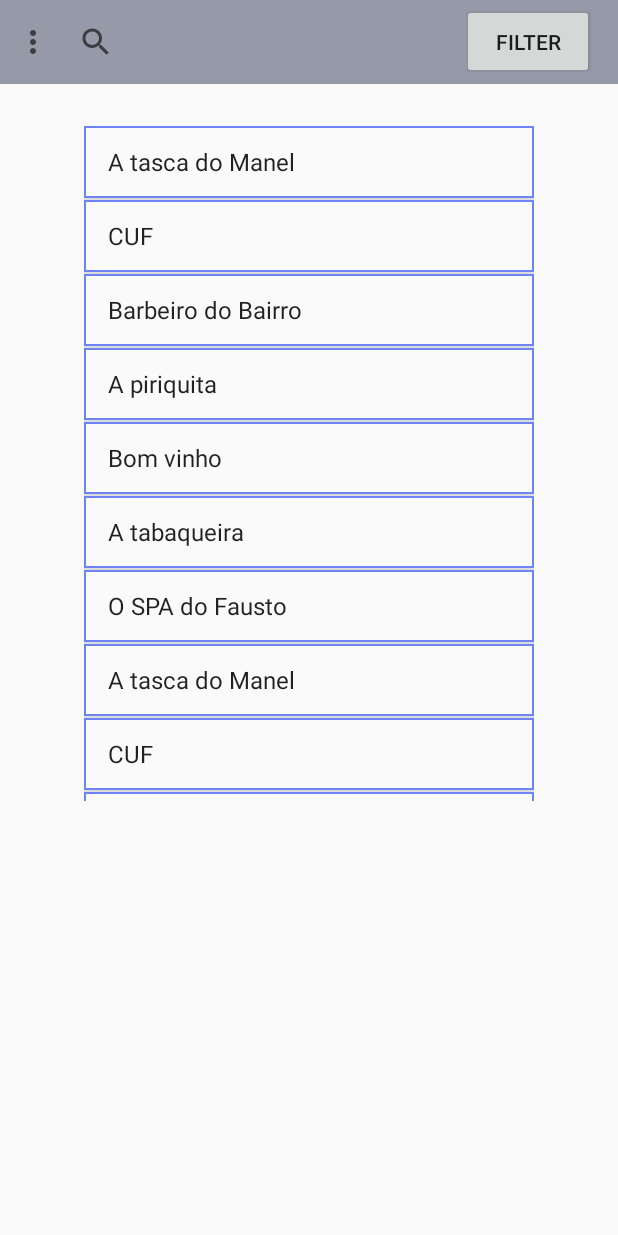
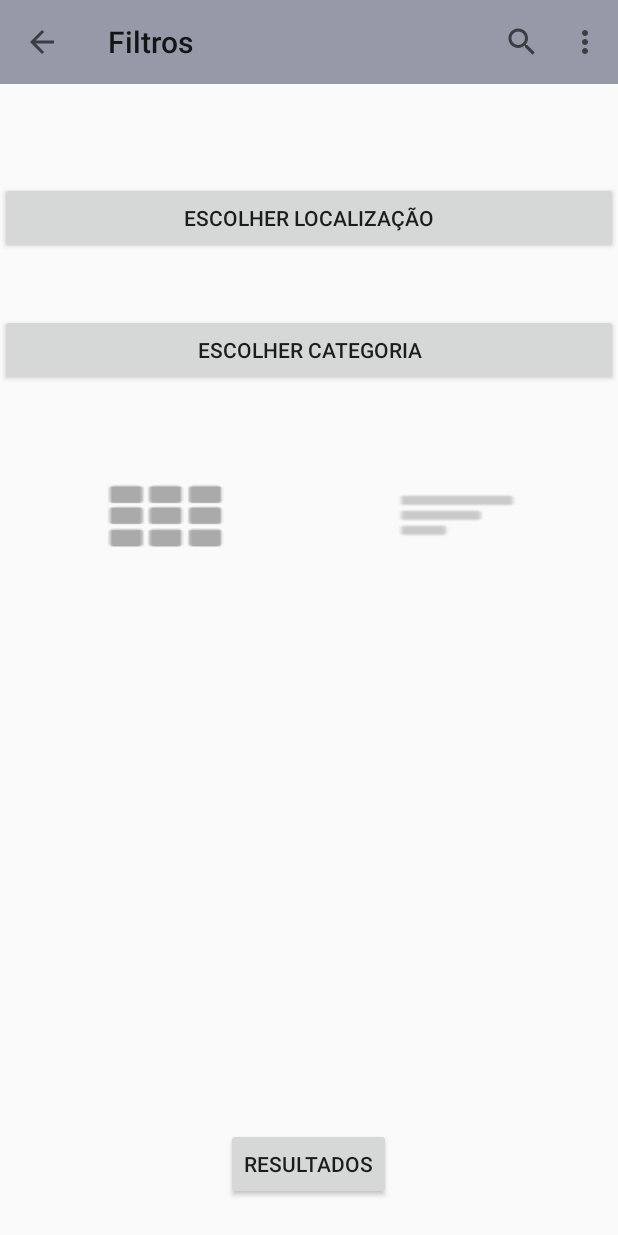
Before and after one commit to ISEL-LEIC-PS-42144-42929/Customers-Scheduling-App, an Android app: the screen it shows after launch (MainActivity before the commit, FilterActivity after it), after a tap on "FILTER", on a phone screen of 412 x 824 dp. Run offline under Robolectric (Android 15) with nearby library versions, the phone set to English and light mode, and no system bars; plain views replace MaterialSearchView.

Commit message:
FilterActivity structure done

```diff
--- a/CustomersScheduling/app/src/main/AndroidManifest.xml
+++ b/CustomersScheduling/app/src/main/AndroidManifest.xml
@@ -9,7 +9,6 @@
         android:roundIcon="@mipmap/ic_launcher_round"
         android:supportsRtl="true"
         android:theme="@style/Theme.AppCompat.Light.NoActionBar">
-
         <activity android:name=".MainActivity">
             <intent-filter>
                 <action android:name="android.intent.action.MAIN" />
@@ -17,8 +16,10 @@
                 <category android:name="android.intent.category.LAUNCHER" />
             </intent-filter>
         </activity>
+        <activity android:name=".SpinnerActivity" />
+        <activity android:name=".FilterActivity">
 
-        <activity android:name=".SpinnerActivity" />
+        </activity>
     </application>
 
 </manifest>
--- /dev/null
+++ b/CustomersScheduling/app/src/main/java/com/ps/isel/customersscheduling/FilterActivity.java
@@ -0,0 +1,125 @@
+package com.ps.isel.customersscheduling;
+
+import android.content.Intent;
+import android.support.v7.app.AppCompatActivity;
+import android.os.Bundle;
+import android.support.v7.widget.SearchView;
+import android.support.v7.widget.Toolbar;
+import android.view.Menu;
+import android.view.MenuInflater;
+import android.view.MenuItem;
+import android.view.View;
+import android.widget.Button;
+
+public class FilterActivity extends AppCompatActivity
+{
+    private Toolbar toolbar;
+    private SearchView searchView;
+
+    private Button locationChosenBtn;
+    private Button categoryChosenBtn;
+    private Button brickViewBtn;
+    private Button listViewBtn;
+    private Button resultsBtn;
+
+    @Override
+    protected void onCreate(Bundle savedInstanceState)
+    {
+        super.onCreate(savedInstanceState);
+        setContentView(R.layout.activity_filter);
+
+        locationChosenBtn = findViewById(R.id.buttonLocal);
+        categoryChosenBtn = findViewById(R.id.buttonCateg);
+        brickViewBtn = findViewById(R.id.bricksViewSelected);
+        listViewBtn = findViewById(R.id.listViewSelected);
+        resultsBtn = findViewById(R.id.results);
+
+        addListenersToButtons();
+
+        toolbar = (Toolbar) findViewById(R.id.filter_toolbar);
+        setSupportActionBar(toolbar);
+        getSupportActionBar().setTitle("Filtros");
+
+        getSupportActionBar().setDisplayHomeAsUpEnabled(true);
+        getSupportActionBar().setDisplayShowHomeEnabled(true);
+        toolbar.setNavigationOnClickListener(new View.OnClickListener() {
+            @Override
+            public void onClick(View v) {
+                Intent intent = new Intent(getApplicationContext(),MainActivity.class);
+                startActivity(intent);
+            }
+        });
+    }
+
+    private void addListenersToButtons()
+    {
+        locationChosenBtn.setOnClickListener(new View.OnClickListener() {
+            @Override
+            public void onClick(View view) {
+
+            }
+        });
+
+        categoryChosenBtn.setOnClickListener(new View.OnClickListener() {
+            @Override
+            public void onClick(View view) {
+
+            }
+        });
+
+        brickViewBtn.setOnClickListener(new View.OnClickListener() {
+            @Override
+            public void onClick(View view) {
+
+            }
+        });
+
+        listViewBtn.setOnClickListener(new View.OnClickListener() {
+            @Override
+            public void onClick(View view) {
+
+            }
+        });
+
+        resultsBtn.setOnClickListener(new View.OnClickListener() {
+            @Override
+            public void onClick(View view) {
+
+            }
+        });
+
+
+
+    }
+
+    @Override
+    public boolean onCreateOptionsMenu(Menu menu)
+    {
+        MenuInflater inflater = getMenuInflater();
+        inflater.inflate(R.menu.menu, menu);
+
+        MenuItem item = menu.findItem(R.id.menu_search);
+        searchView = (SearchView) item.getActionView();
+        searchBarCode();
+
+        return super.onCreateOptionsMenu(menu);
+    }
+
+    private void searchBarCode() {
+
+        searchView.setOnQueryTextListener(new SearchView.OnQueryTextListener() {
+            @Override
+            public boolean onQueryTextSubmit(String s) {
+                //when user submits what he wrote
+                return false;
+            }
+
+            @Override
+            public boolean onQueryTextChange(String s) {
+                //called every time user writes a word
+
+                return false;
+            }
+        });
+    }
+}
--- a/CustomersScheduling/app/src/main/java/com/ps/isel/customersscheduling/MainActivity.java
+++ b/CustomersScheduling/app/src/main/java/com/ps/isel/customersscheduling/MainActivity.java
@@ -1,20 +1,12 @@
 package com.ps.isel.customersscheduling;
 
 import android.annotation.TargetApi;
-import android.app.Activity;
-import android.app.FragmentManager;
-import android.app.FragmentTransaction;
-import android.graphics.Color;
-import android.net.Uri;
+import android.content.Intent;
 import android.os.Build;
 import android.os.Bundle;
-import android.support.annotation.ColorInt;
 import android.support.annotation.RequiresApi;
-import android.support.v4.view.MenuItemCompat;
 import android.support.v7.app.AppCompatActivity;
-import android.support.v7.widget.ActionMenuView;
 import android.support.v7.widget.Toolbar;
-import android.view.Gravity;
 import android.view.Menu;
 import android.view.MenuInflater;
 import android.view.MenuItem;
@@ -22,10 +14,7 @@ import android.view.View;
 import android.view.ViewGroup;
 
 import android.widget.ArrayAdapter;
-import android.widget.Button;
 import android.widget.ListView;
-
-import android.widget.RelativeLayout;
 import android.support.v7.widget.SearchView;
 
 
@@ -69,7 +58,7 @@ public class MainActivity extends AppCompatActivity
         lv = (ListView) findViewById(R.id.alreadySubToList);
         listViewCode();
 
-        if (getWindow().getDecorView().getLayoutDirection() == View.LAYOUT_DIRECTION_LTR){
+        if (getWindow().getDecorView().getLayoutDirection() == View.LAYOUT_DIRECTION_LTR){      //RTL to LTR
             getWindow().getDecorView().setLayoutDirection(View.LAYOUT_DIRECTION_RTL);
         }
 
@@ -88,7 +77,7 @@ public class MainActivity extends AppCompatActivity
         return super.onCreateOptionsMenu(menu);
     }
 
-    private void searchBarCode() {
+    protected void searchBarCode() {
 
         searchView.setOnQueryTextListener(new SearchView.OnQueryTextListener() {
             @Override
@@ -156,4 +145,11 @@ public class MainActivity extends AppCompatActivity
         // DataBind ListView with items from ArrayAdapter
         lv.setAdapter(adapter);
     }
+
+
+    public void goToFilterActivity(View v)
+    {
+        Intent intent = new Intent(this, FilterActivity.class);
+        startActivity(intent);
+    }
 }
--- a/CustomersScheduling/app/src/main/res/layout-v23/activity_main.xml
+++ b/CustomersScheduling/app/src/main/res/layout-v23/activity_main.xml
@@ -9,7 +9,7 @@
     tools:context="com.ps.isel.customersscheduling.MainActivity">
 
     <include
-        layout="@layout/app_bar"
+        layout="@layout/toolbar"
         android:id="@+id/app_bar">
     </include>
 
--- /dev/null
+++ b/CustomersScheduling/app/src/main/res/layout/activity_filter.xml
@@ -0,0 +1,64 @@
+<?xml version="1.0" encoding="utf-8"?>
+<RelativeLayout xmlns:android="http://schemas.android.com/apk/res/android"
+    xmlns:app="http://schemas.android.com/apk/res-auto"
+    xmlns:tools="http://schemas.android.com/tools"
+    android:layout_width="match_parent"
+    android:layout_height="match_parent"
+    tools:context="com.ps.isel.customersscheduling.FilterActivity">
+
+    <include
+        android:id="@+id/filter_toolbar"
+        layout="@layout/filter_toolbar"></include>
+
+
+    <Button
+        android:id="@+id/buttonLocal"
+        android:layout_width="match_parent"
+        android:layout_height="wrap_content"
+        android:layout_below="@+id/filter_toolbar"
+        android:layout_centerHorizontal="true"
+        android:layout_marginTop="65dp"
+        android:text="Escolher Localização" />
+
+    <Button
+        android:id="@+id/buttonCateg"
+        android:layout_width="match_parent"
+        android:layout_height="wrap_content"
+        android:layout_alignParentLeft="true"
+        android:layout_alignParentStart="true"
+        android:layout_below="@+id/buttonLocal"
+        android:layout_marginTop="40dp"
+        android:text="Escolher Categoria" />
+
+    <Button
+        android:id="@+id/listViewSelected"
+        android:layout_width="wrap_content"
+        android:layout_height="wrap_content"
+        android:layout_alignBaseline="@+id/bricksViewSelected"
+        android:layout_alignBottom="@+id/bricksViewSelected"
+        android:layout_toEndOf="@+id/results"
+        android:layout_toRightOf="@+id/results"
+        android:background="@android:drawable/ic_menu_sort_by_size"
+        android:backgroundTint="@android:color/darker_gray" />
+
+    <Button
+        android:id="@+id/bricksViewSelected"
+        android:layout_width="80dp"
+        android:layout_height="wrap_content"
+        android:layout_below="@+id/buttonCateg"
+        android:layout_marginTop="62dp"
+        android:layout_toLeftOf="@+id/results"
+        android:layout_toStartOf="@+id/results"
+        android:background="@android:drawable/ic_dialog_dialer"
+        android:backgroundTint="@android:color/darker_gray" />
+
+    <Button
+        android:id="@+id/results"
+        android:layout_width="wrap_content"
+        android:layout_height="wrap_content"
+        android:layout_alignParentBottom="true"
+        android:layout_centerHorizontal="true"
+        android:layout_marginBottom="24dp"
+        android:text="Resultados" />
+
+</RelativeLayout>
--- a/CustomersScheduling/app/src/main/res/layout/activity_main.xml
+++ b/CustomersScheduling/app/src/main/res/layout/activity_main.xml
@@ -6,7 +6,7 @@
     android:layout_height="match_parent"
     android:orientation="horizontal"
     tools:context="com.ps.isel.customersscheduling.MainActivity">
-
+<!--
     <Button
         android:id="@+id/buttonOpenTab"
         android:layout_width="@android:dimen/app_icon_size"
@@ -45,5 +45,5 @@
         android:textColorHint="#FFFFFF"
         app:searchSuggestionBackground="@color/colorPrimary" />
 
-
+-->
 </RelativeLayout>
--- /dev/null
+++ b/CustomersScheduling/app/src/main/res/layout/filter_toolbar.xml
@@ -0,0 +1,10 @@
+<?xml version="1.0" encoding="utf-8"?>
+<android.support.v7.widget.Toolbar xmlns:android="http://schemas.android.com/apk/res/android"
+xmlns:app="http://schemas.android.com/apk/res-auto"
+
+android:layout_width="match_parent"
+android:layout_height="wrap_content"
+android:theme = "@style/CustomToolbarStyle"
+app:popupTheme="@style/PopUpStyle">
+
+</android.support.v7.widget.Toolbar>
--- a/CustomersScheduling/app/src/main/res/layout/app_bar.xml
+++ b/CustomersScheduling/app/src/main/res/layout/toolbar.xml
@@ -1,6 +1,7 @@
 <?xml version="1.0" encoding="utf-8"?>
 <android.support.v7.widget.Toolbar xmlns:android="http://schemas.android.com/apk/res/android"
     xmlns:app="http://schemas.android.com/apk/res-auto"
+    xmlns:tools="http://schemas.android.com/tools"
     android:layout_width="match_parent"
     android:layout_height="wrap_content"
     android:theme = "@style/CustomToolbarStyle"
@@ -10,12 +11,12 @@
         android:layout_width="wrap_content"
         android:layout_height="wrap_content">
         <Button
-            android:id="@+id/test"
+            android:id="@+id/filter"
             android:layout_width="wrap_content"
             android:layout_height="50dp"
             android:text="Filter"
-            android:onClick="callYourMethod"
+            android:onClick="goToFilterActivity"
             android:layout_gravity="right"
-    />
+            tools:ignore="OnClick" />
 </RelativeLayout>
 </android.support.v7.widget.Toolbar>
--- a/CustomersScheduling/app/src/main/res/menu/menu.xml
+++ b/CustomersScheduling/app/src/main/res/menu/menu.xml
@@ -25,20 +25,10 @@
 
     <item
         android:id="@+id/menu_search"
-        android:title="@string/menu_search"
+        android:title="Pesquisar"
         android:icon="@drawable/ic_action_action_search"
         app:actionViewClass="android.support.v7.widget.SearchView"
         app:showAsAction="always"
         ></item>
-    <!--
-
-    <item
-        android:id="@+id/filter"
-        android:title="@string/filter"
-        app:actionViewClass="android.support.v7.widget.Switch"
-        app:showAsAction="always"
-        ></item>
--->
-
 
 </menu>
```
